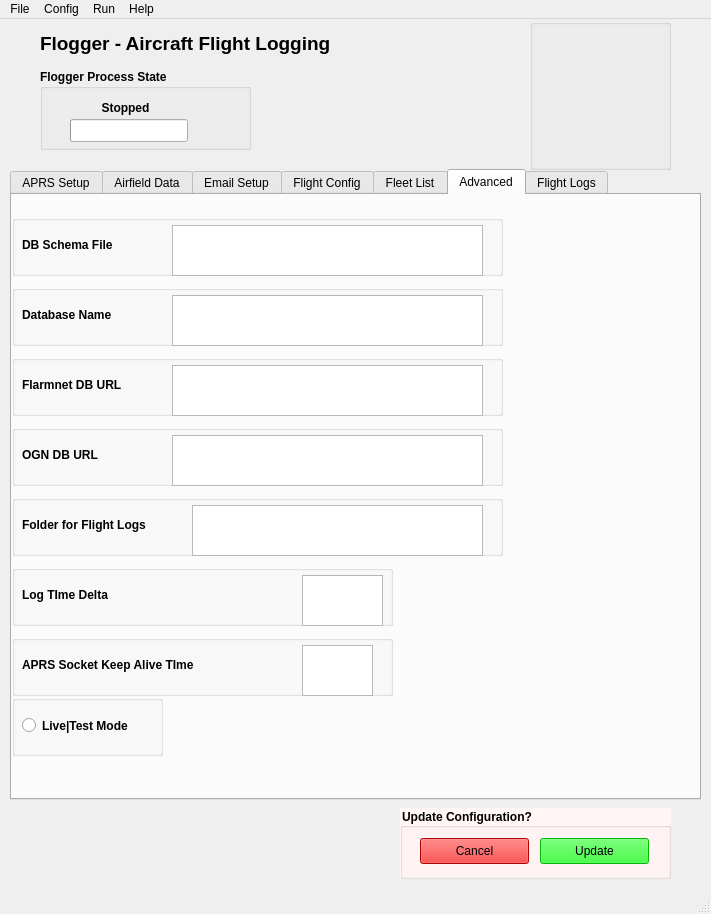
The window that flogger.ui (tobiz/OGN-Flight-Logger_V3) describes before a commit, drawn with Qt 5.
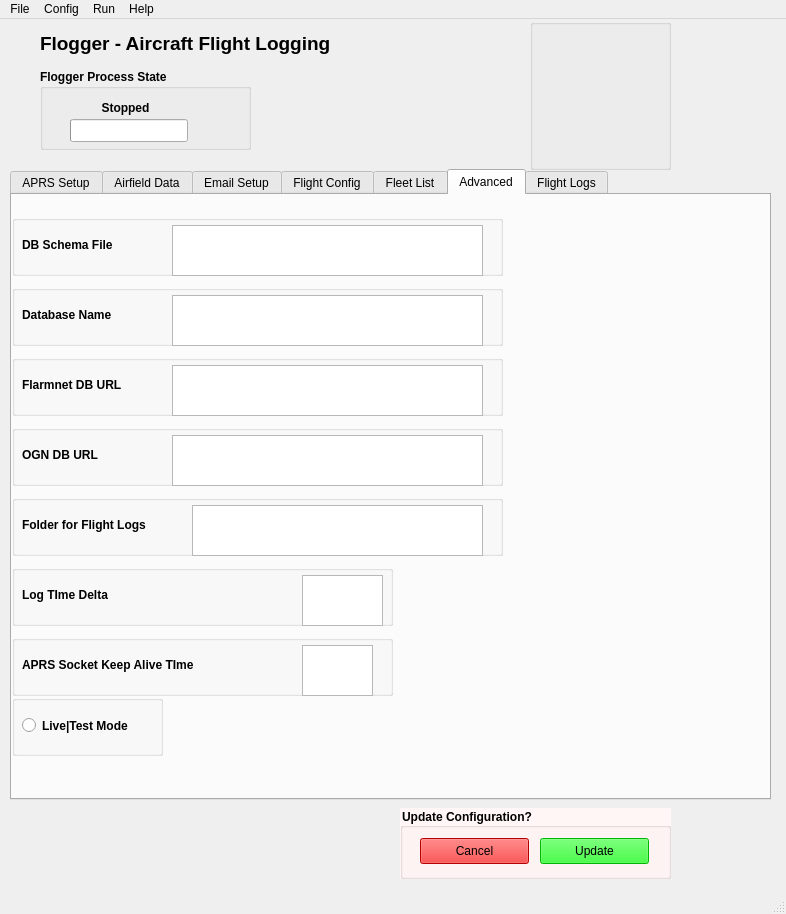
The same window after the commit. Icons and pictures are not drawn.

Commit message: Increased page size to display full flight details

Diff of the .ui file:
```diff
--- a/flogger.ui
+++ b/flogger.ui
@@ -6,7 +6,7 @@
    <rect>
     <x>0</x>
     <y>0</y>
-    <width>711</width>
+    <width>786</width>
     <height>914</height>
    </rect>
   </property>
@@ -163,7 +163,7 @@
      <rect>
       <x>10</x>
       <y>150</y>
-      <width>691</width>
+      <width>761</width>
       <height>631</height>
      </rect>
     </property>
@@ -2536,7 +2536,7 @@
     <rect>
      <x>0</x>
      <y>0</y>
-     <width>711</width>
+     <width>786</width>
      <height>23</height>
     </rect>
    </property>
```
